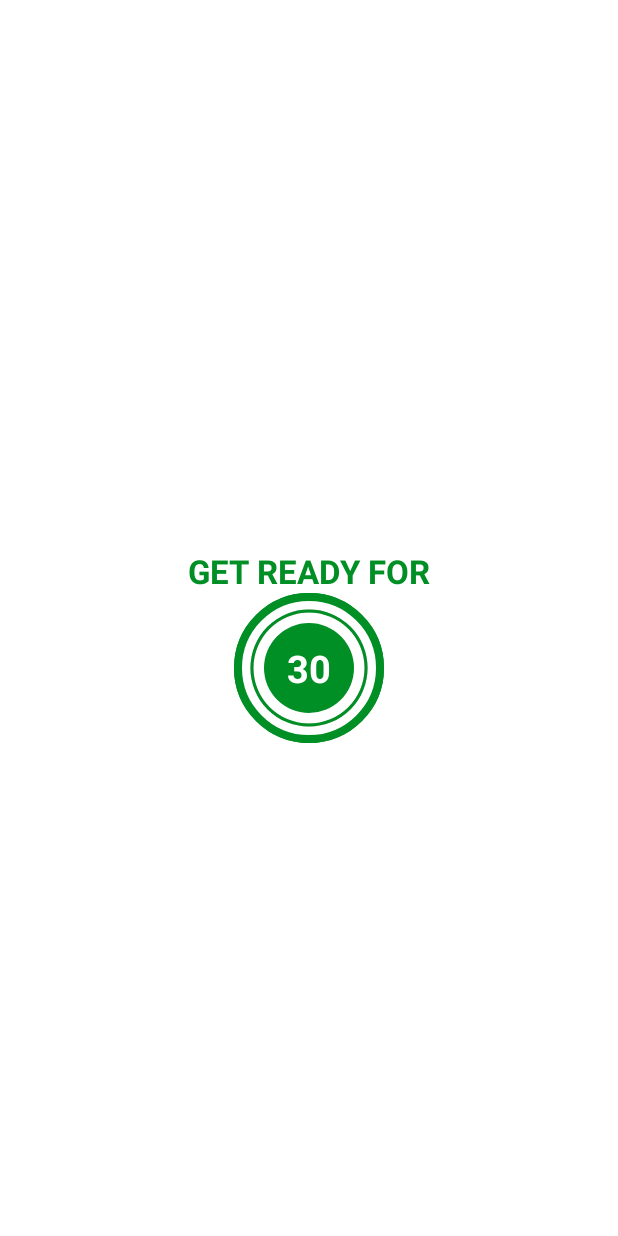
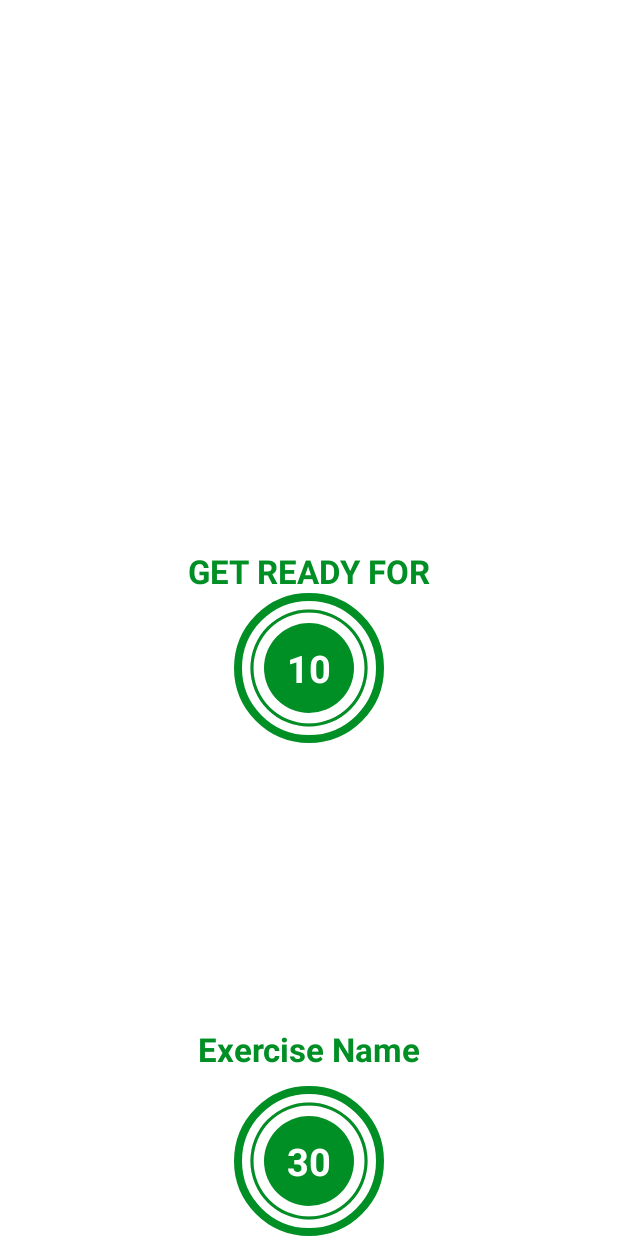
Before and after one commit to hasandalkilic1/learningKotlinWorkoutApp, an Android app: the layout activity_exercise.xml on its own in the app's theme, with its tools: preview values and no code run, on a phone screen of 412 x 824 dp. Run offline under Robolectric (Android 15) with nearby library versions, the phone set to English and light mode, and no system bars.

Commit message:
added exercises LESSON 4

```diff
--- a/app/src/main/AndroidManifest.xml
+++ b/app/src/main/AndroidManifest.xml
@@ -10,11 +10,11 @@
         android:supportsRtl="true"
         android:theme="@style/Theme.WorkoutApp">
         <activity
-            android:name=".ExerciseActivity"
+            android:name=".activities.ExerciseActivity"
             android:exported="true"
             android:theme="@style/Theme.AppCompat.DayNight.NoActionBar"/>
         <activity
-            android:name=".MainActivity"
+            android:name=".activities.MainActivity"
             android:exported="true"
             android:theme="@style/Theme.AppCompat.DayNight.NoActionBar">
             <intent-filter>
--- a/app/src/main/res/layout/activity_exercise.xml
+++ b/app/src/main/res/layout/activity_exercise.xml
@@ -5,7 +5,7 @@
     android:layout_width="match_parent"
     android:layout_height="match_parent"
     android:background="@color/white"
-    tools:context=".ExerciseActivity">
+    tools:context=".activities.ExerciseActivity">
 
     <androidx.appcompat.widget.Toolbar
         android:id="@+id/toolbar_exercise_activity"
@@ -24,15 +24,15 @@
         android:textColor="@color/colorAccent"
         android:textSize="@dimen/start_button_text_size"
         android:textStyle="bold"
-        app:layout_constraintBottom_toTopOf="@id/flProgressBar"
+        app:layout_constraintBottom_toTopOf="@id/flRestView"
         app:layout_constraintEnd_toEndOf="parent"
         app:layout_constraintStart_toStartOf="parent" />
 
     <FrameLayout
-        android:id="@+id/flProgressBar"
-        android:layout_width="@dimen/fl_progress_bar_size"
-        android:layout_height="@dimen/fl_progress_bar_size"
-        android:layout_marginTop="@dimen/fl_progress_bar_marginTop"
+        android:id="@+id/flRestView"
+        android:layout_width="@dimen/fl_rest_view_size"
+        android:layout_height="@dimen/fl_rest_view_size"
+        android:layout_marginTop="@dimen/fl_rest_view_marginTop"
         android:background="@drawable/item_circular_color_accent_border"
         app:layout_constraintBottom_toBottomOf="parent"
         app:layout_constraintEnd_toEndOf="parent"
@@ -70,18 +70,43 @@
         </LinearLayout>
     </FrameLayout>
 
+    <ImageView
+        android:id="@+id/ivImage"
+        android:layout_width="match_parent"
+        android:layout_height="0dp"
+        android:scaleType="fitXY"
+        android:src="@drawable/ic_jumping_jacks"
+        android:visibility="invisible"
+        app:layout_constraintBottom_toTopOf="@+id/tvExerciseName"
+        app:layout_constraintTop_toBottomOf="@id/toolbar_exercise_activity"/>
+
+    <TextView
+        android:id="@+id/tvExerciseName"
+        android:layout_width="wrap_content"
+        android:layout_height="wrap_content"
+        android:text="Exercise Name"
+        android:textColor="@color/colorAccent"
+        android:textSize="@dimen/tv_exercise_name_text_size"
+        android:textStyle="bold"
+        android:visibility="gone"
+        app:layout_constraintEnd_toEndOf="parent"
+        app:layout_constraintStart_toStartOf="parent"
+        app:layout_constraintTop_toBottomOf="@+id/ivImage"
+        tools:visibility="visible"/>
+
+
     <FrameLayout
         android:id="@+id/flExerciseView"
         android:layout_width="@dimen/fl_progress_bar_size"
         android:layout_height="@dimen/fl_progress_bar_size"
-        android:layout_marginTop="@dimen/fl_progress_bar_marginTop"
+        android:layout_marginTop="@dimen/fl_exercise_view_marginTop"
         android:background="@drawable/item_circular_color_accent_border"
         tools:visibility="visible"
         android:visibility="gone"
         app:layout_constraintBottom_toBottomOf="parent"
         app:layout_constraintEnd_toEndOf="parent"
         app:layout_constraintStart_toStartOf="parent"
-        app:layout_constraintTop_toBottomOf="@id/toolbar_exercise_activity">
+        app:layout_constraintTop_toBottomOf="@id/tvExerciseName">
 
         <ProgressBar
             android:id="@+id/progressBarExercise"
--- a/app/src/main/res/layout/activity_main.xml
+++ b/app/src/main/res/layout/activity_main.xml
@@ -5,7 +5,7 @@
     android:layout_width="match_parent"
     android:layout_height="match_parent"
     android:padding="@dimen/main_screen_main_layout_padding"
-    tools:context=".MainActivity">
+    tools:context=".activities.MainActivity">
 
     <ImageView
         android:id="@+id/mImageView"
--- a/app/src/main/res/values/dimens.xml
+++ b/app/src/main/res/values/dimens.xml
@@ -8,9 +8,12 @@
     <dimen name="start_button_margin_top">40dp</dimen>
 
     <!--Exercise Activity Dimens-->
+    <dimen name="fl_rest_view_size">100dp</dimen>
     <dimen name="fl_progress_bar_size">100dp</dimen>
-    <dimen name="fl_progress_bar_marginTop">10dp</dimen>
+    <dimen name="fl_rest_view_marginTop">10dp</dimen>
     <dimen name="inner_circle_size">60dp</dimen>
     <dimen name="timer_text_size">25sp</dimen>
+    <dimen name="tv_exercise_name_text_size">22sp</dimen>
+    <dimen name="fl_exercise_view_marginTop">10dp</dimen>
 
 </resources>
```
Also changed, not shown: app/src/main/java/eu/tutorials/workoutapp/activities/ExerciseActivity.kt (added, +139 -0 lines), app/src/main/java/eu/tutorials/workoutapp/activities/MainActivity.kt (added, +28 -0 lines), app/src/main/java/eu/tutorials/workoutapp/models/ExerciseModel.kt (added, +51 -0 lines), app/src/main/java/eu/tutorials/workoutapp/utils/Constants.kt (added, +49 -0 lines), app/src/main/res/drawable/ic_abdominal_crunch.png (added), app/src/main/res/drawable/ic_high_knees_running_in_place.png (added), app/src/main/res/drawable/ic_jumping_jacks.png (added), app/src/main/res/drawable/ic_lunge.png (added), app/src/main/res/drawable/ic_plank.png (added), app/src/main/res/drawable/ic_push_up.png (added), app/src/main/res/drawable/ic_push_up_and_rotation.png (added), app/src/main/res/drawable/ic_side_plank.png (added), app/src/main/res/drawable/ic_squat.png (added), app/src/main/res/drawable/ic_step_up_onto_chair.png (added), 2 more files.
